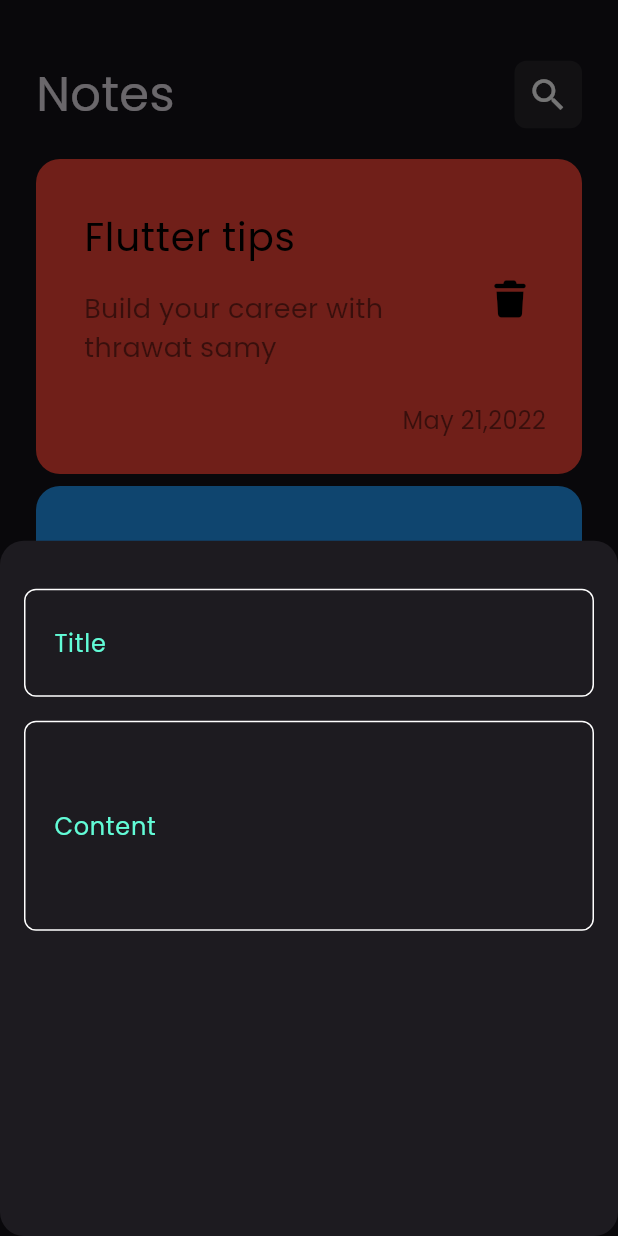
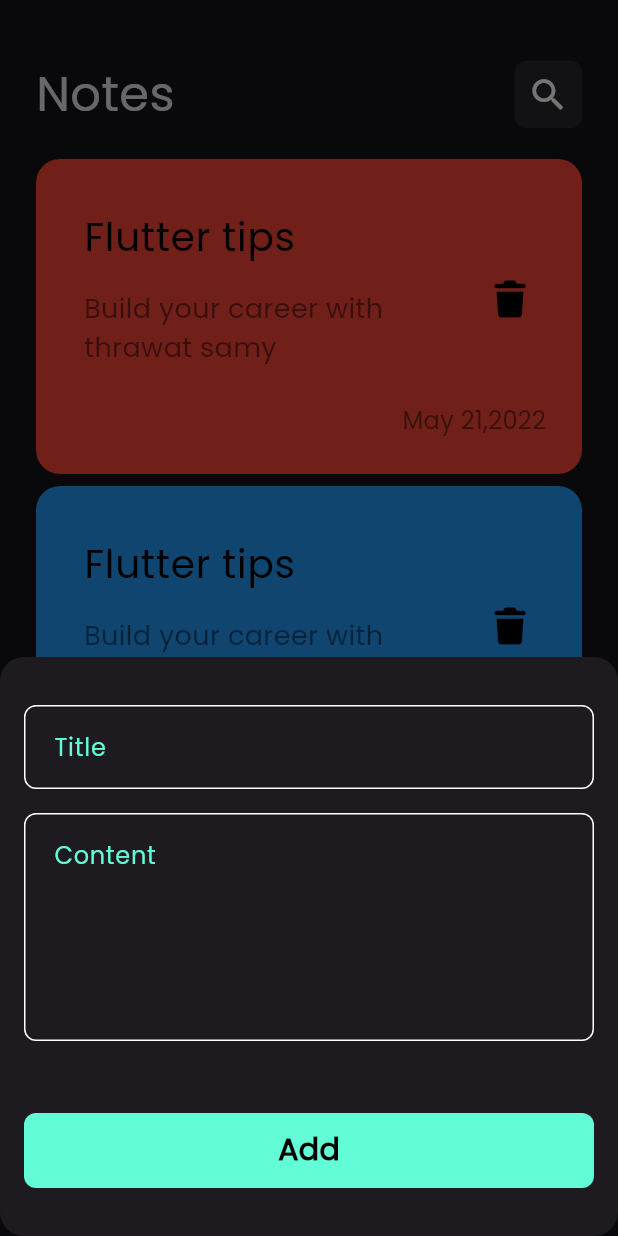
Before and after one commit to Mohamed68Mohamed68/notes_app, a Flutter app: the screen it shows after launch, after a tap on the "add" icon, on a phone screen of 412 x 824 dp. Run offline on Flutter 3.47's test engine with Material 3 defaults, Android fonts, the phone set to English and light mode, and no system bars; our stand-ins replace font_awesome_flutter.

Commit message:
finish notes bottom sheet

```diff
--- a/lib/views/widgets/add_note_bottom_sheet.dart
+++ b/lib/views/widgets/add_note_bottom_sheet.dart
@@ -1,5 +1,6 @@
 import 'package:flutter/material.dart';
 import 'package:notes_app/constants.dart';
+import 'package:notes_app/views/widgets/custom_bottom.dart';
 import 'package:notes_app/views/widgets/custom_text_field.dart';
 
 class addNoteBottomSheet extends StatelessWidget {
@@ -9,27 +10,33 @@ class addNoteBottomSheet extends StatelessWidget {
   Widget build(BuildContext context) {
     return Padding(
       padding: const EdgeInsets.symmetric(
-        vertical: 32,
         horizontal: 16,
       ),
+      child: SingleChildScrollView(
         child: Column(
           children: [
+            SizedBox(
+              height: 32,
+            ),
             CustomTextField(
-            paddingVertical: 24,
-            title: 'Title',
+              hint: 'Title',
             ),
             SizedBox(
               height: 16,
             ),
             CustomTextField(
-            paddingVertical: 58,
-            title: 'Content',
+              hint: 'Content',
+              maxLines: 5,
             ),
-          Spacer(
-            flex: 1,
+            SizedBox(
+              height: 32,
             ),
-
+            CustomButtom(),
+            SizedBox(
+              height: 16,
+            ),
           ],
+        ),
       ),
     );
   }
--- /dev/null
+++ b/lib/views/widgets/custom_bottom.dart
@@ -0,0 +1,35 @@
+
+import 'package:flutter/material.dart';
+import 'package:notes_app/constants.dart';
+
+class CustomButtom extends StatelessWidget {
+  const CustomButtom({
+    super.key,
+  });
+
+  @override
+  Widget build(BuildContext context) {
+    return GestureDetector(
+      onTap: () {},
+      child: Container(
+        margin: EdgeInsets.symmetric(vertical: 16),
+        height: 50,
+        width: MediaQuery.of(context).size.width,
+        decoration: BoxDecoration(
+          borderRadius: BorderRadius.circular(8),
+          color: kPrimaryColor,
+        ),
+        child: Center(
+          child: Text(
+            'Add',
+            style: TextStyle(
+              color: Colors.black,
+              fontSize: 20,
+              fontWeight: FontWeight.bold,
+            ),
+          ),
+        ),
+      ),
+    );
+  }
+}
--- a/lib/views/widgets/custom_text_field.dart
+++ b/lib/views/widgets/custom_text_field.dart
@@ -4,22 +4,23 @@ import 'package:notes_app/constants.dart';
 class CustomTextField extends StatelessWidget {
   const CustomTextField({
     super.key,
-    required this.paddingVertical,
-    required this.title,
+    required this.hint,
+    this.maxLines = 1,
   });
 
-  final String title;
-  final double paddingVertical;
+  final String hint;
+  final int maxLines;
   @override
   Widget build(BuildContext context) {
     return TextField(
       cursorColor: kPrimaryColor,
+      maxLines: maxLines,
       decoration: InputDecoration(
           contentPadding: EdgeInsets.symmetric(
-            vertical: paddingVertical,
+            vertical: 16,
             horizontal: 16,
           ),
-          hintText: title,
+          hintText: hint,
           hintStyle: TextStyle(
             color: kPrimaryColor,
           ),
```
Lines whose indentation alone changed are shown as unchanged.
